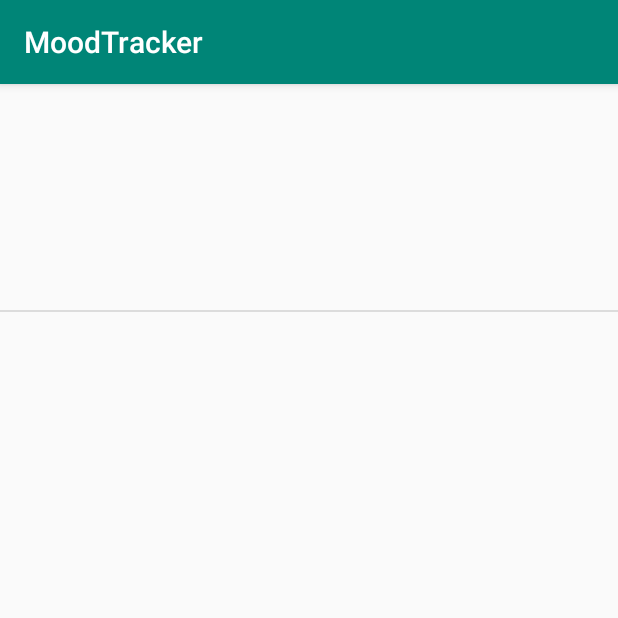
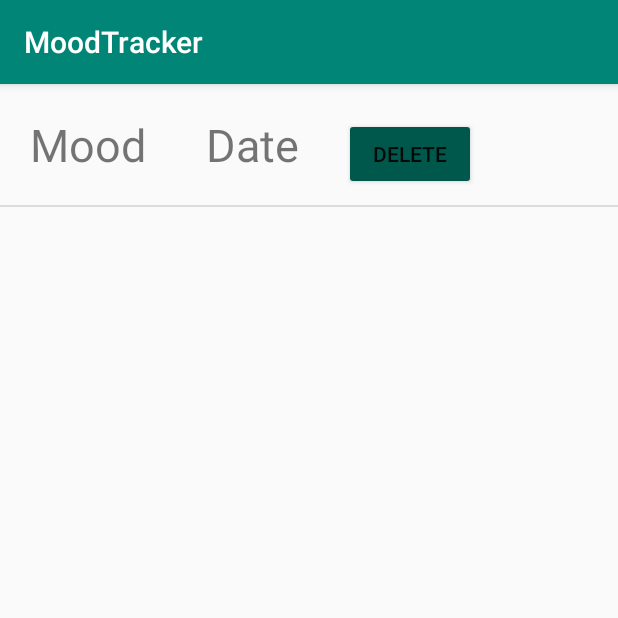
Before and after one commit to CMPUT301F19T26/MoodTracker, an Android app: the MoodHistoryActivity screen opened directly, with no data from a screen before it, on a phone screen of 412 x 824 dp, the top half of it. Run offline under Robolectric (Android 15) with nearby library versions, the phone set to English and light mode, and no system bars; our stand-ins replace Firebase (no records; nobody signed in at launch, a user with empty details on screens opened directly).

Commit message:
added a button from main activity

```diff
--- a/src/app/src/main/java/com/example/moodtracker/view/MainActivity.java
+++ b/src/app/src/main/java/com/example/moodtracker/view/MainActivity.java
@@ -1,16 +1,41 @@
 package com.example.moodtracker.view;
 
+import androidx.annotation.NonNull;
 import androidx.appcompat.app.AppCompatActivity;
 
+import android.content.Intent;
 import android.os.Bundle;
+import android.util.Log;
+import android.view.View;
+import android.widget.Button;
 
 import com.example.moodtracker.R;
+import com.example.moodtracker.model.Mood;
+import com.example.moodtracker.view.mood.MoodHistoryActivity;
+import com.google.android.gms.tasks.OnFailureListener;
+import com.google.android.gms.tasks.OnSuccessListener;
+
+import java.util.HashMap;
 
 public class MainActivity extends AppCompatActivity {
 
+    Button goto_history_list;
     @Override
     protected void onCreate(Bundle savedInstanceState) {
         super.onCreate(savedInstanceState);
         setContentView(R.layout.activity_main);
+
+        goto_history_list = findViewById(R.id.button);
+
+        goto_history_list.setOnClickListener(new View.OnClickListener() {
+            @Override
+            public void onClick(View view) {
+                Intent myIntent = new Intent(view.getContext(), MoodHistoryActivity.class);
+                startActivity(myIntent);
+            }
+        });
     }
+
+
+
 }
--- a/src/app/src/main/res/layout/activity_main.xml
+++ b/src/app/src/main/res/layout/activity_main.xml
@@ -15,4 +15,13 @@
         app:layout_constraintRight_toRightOf="parent"
         app:layout_constraintTop_toTopOf="parent" />
 
+    <Button
+        android:id="@+id/button"
+        android:layout_width="wrap_content"
+        android:layout_height="wrap_content"
+        android:text="Go to MoodHistory"
+        app:layout_constraintEnd_toEndOf="parent"
+        app:layout_constraintStart_toStartOf="parent"
+        tools:layout_editor_absoluteY="108dp" />
+
 </androidx.constraintlayout.widget.ConstraintLayout>
--- a/src/app/src/main/res/layout/activity_mood_history.xml
+++ b/src/app/src/main/res/layout/activity_mood_history.xml
@@ -6,17 +6,17 @@
     android:layout_height="match_parent"
     tools:context=".view.mood.MoodHistoryActivity">
 
-    <RelativeLayout
+    <LinearLayout
         android:layout_width="match_parent"
         android:layout_height="match_parent">
 
         <ListView
             android:id="@+id/mood_history"
             android:layout_width="match_parent"
-            android:layout_height="614dp"
+            android:layout_height="match_parent"
             android:layout_alignParentBottom="true"
             android:layout_marginBottom="3dp" />
 
-    </RelativeLayout>
+    </LinearLayout>
 
 </androidx.constraintlayout.widget.ConstraintLayout>
--- a/src/app/src/main/res/layout/content.xml
+++ b/src/app/src/main/res/layout/content.xml
@@ -2,5 +2,39 @@
 <LinearLayout xmlns:android="http://schemas.android.com/apk/res/android"
     android:orientation="vertical" android:layout_width="match_parent"
     android:layout_height="match_parent">
+    <LinearLayout
+        android:id="@+id/mood_event_item"
+        android:layout_height="wrap_content"
+        android:layout_width="match_parent"
+        android:orientation="horizontal">
 
+        <TextView
+            android:id="@+id/event_mood"
+            android:layout_width="wrap_content"
+            android:layout_height="wrap_content"
+            android:padding="20dp"
+            android:text="Mood"
+            android:textSize="30sp">
+        </TextView>
+
+        <TextView
+            android:layout_width="wrap_content"
+            android:layout_height="wrap_content"
+            android:id="@+id/event_date"
+            android:textSize="30sp"
+            android:layout_marginLeft="20dp"
+            android:text="Date">
+        </TextView>
+
+        <Button
+            android:id="@+id/delete_item"
+            android:layout_width="wrap_content"
+            android:layout_height="wrap_content"
+            android:layout_marginLeft="30dp"
+            android:layout_marginBottom="20dp"
+            android:backgroundTint="@color/colorPrimaryDark"
+            android:text="Delete" />
+
+
+    </LinearLayout>
 </LinearLayout>
```
